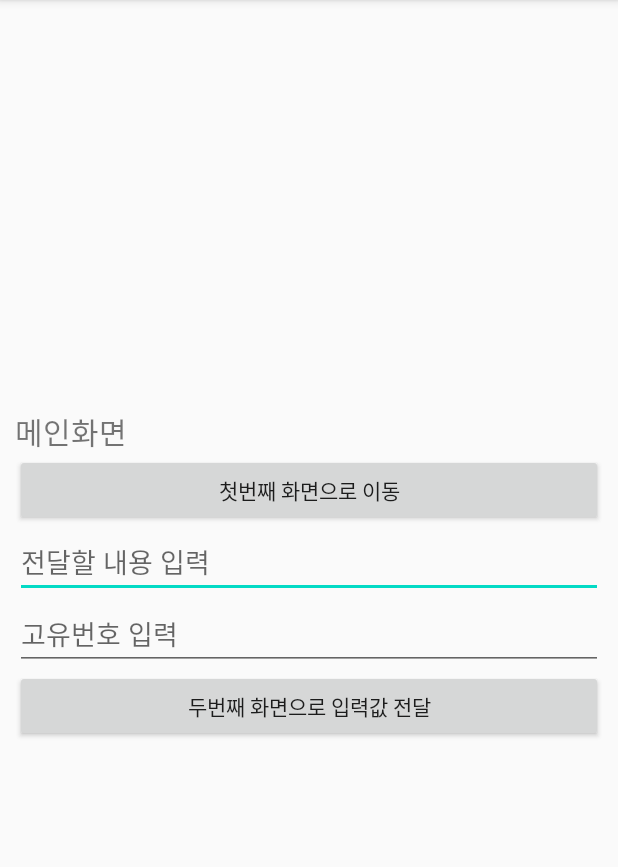
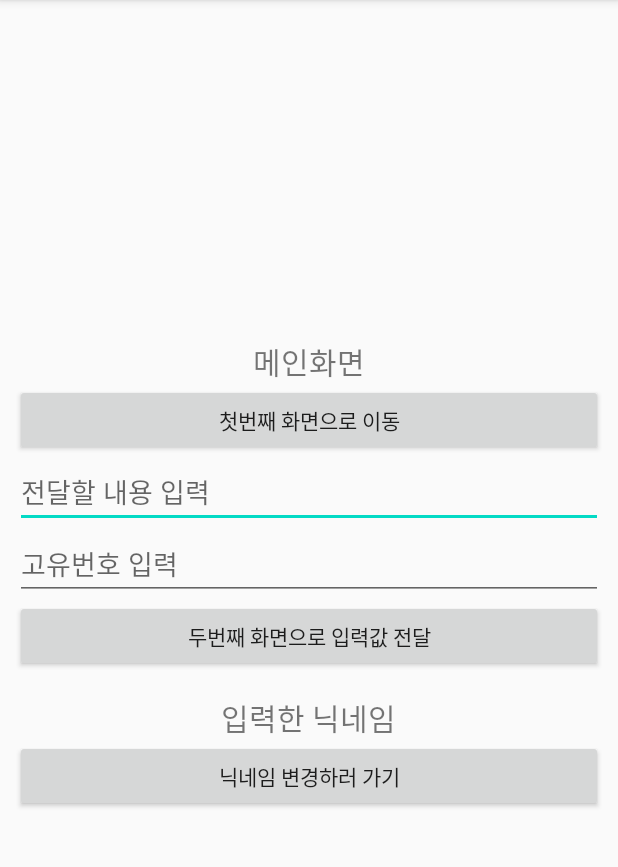
Before and after one commit to Jacob760531/Intent_20200702, an Android app: the screen it shows after launch (MainActivity), on a phone screen of 412 x 824 dp, the part 84-951 px from its top. Run offline under Robolectric (Android 15) with nearby library versions, the phone set to English and light mode, and no system bars.

```diff
--- a/app/src/main/AndroidManifest.xml
+++ b/app/src/main/AndroidManifest.xml
@@ -9,7 +9,8 @@
         android:roundIcon="@mipmap/ic_launcher_round"
         android:supportsRtl="true"
         android:theme="@style/AppTheme">
-        <activity android:name=".SecondActivity"></activity>
+        <activity android:name=".EditNickNameActivity"></activity>
+        <activity android:name=".SecondActivity" />
         <activity android:name=".FirstActivity" />
         <activity android:name=".MainActivity">
             <intent-filter>
--- a/app/src/main/res/layout/activity_main.xml
+++ b/app/src/main/res/layout/activity_main.xml
@@ -10,7 +10,7 @@
     tools:context=".MainActivity">
 
     <TextView
-        android:layout_width="match_parent"
+        android:layout_width="wrap_content"
         android:layout_height="wrap_content"
         android:text="메인화면"
         android:textSize="20sp"/>
@@ -41,6 +41,18 @@
         android:layout_height="wrap_content"
         android:text="두번째 화면으로 입력값 전달" />
 
+    <TextView
+        android:layout_width="wrap_content"
+        android:layout_height="wrap_content"
+        android:textSize="20sp"
+        android:layout_marginTop="15dp"
+        android:text="입력한 닉네임" />
+
+    <Button
+        android:layout_width="match_parent"
+        android:layout_height="wrap_content"
+        android:text="닉네임 변경하러 가기" />
+
 
 
 </LinearLayout>
```
Also changed, not shown: app/src/main/java/kr/co/tjoeun/intent_20200702/EditNickNameActivity.kt (added, +12 -0 lines), app/src/main/res/layout/activity_edit_nick_name.xml (added, +33 -0 lines).
